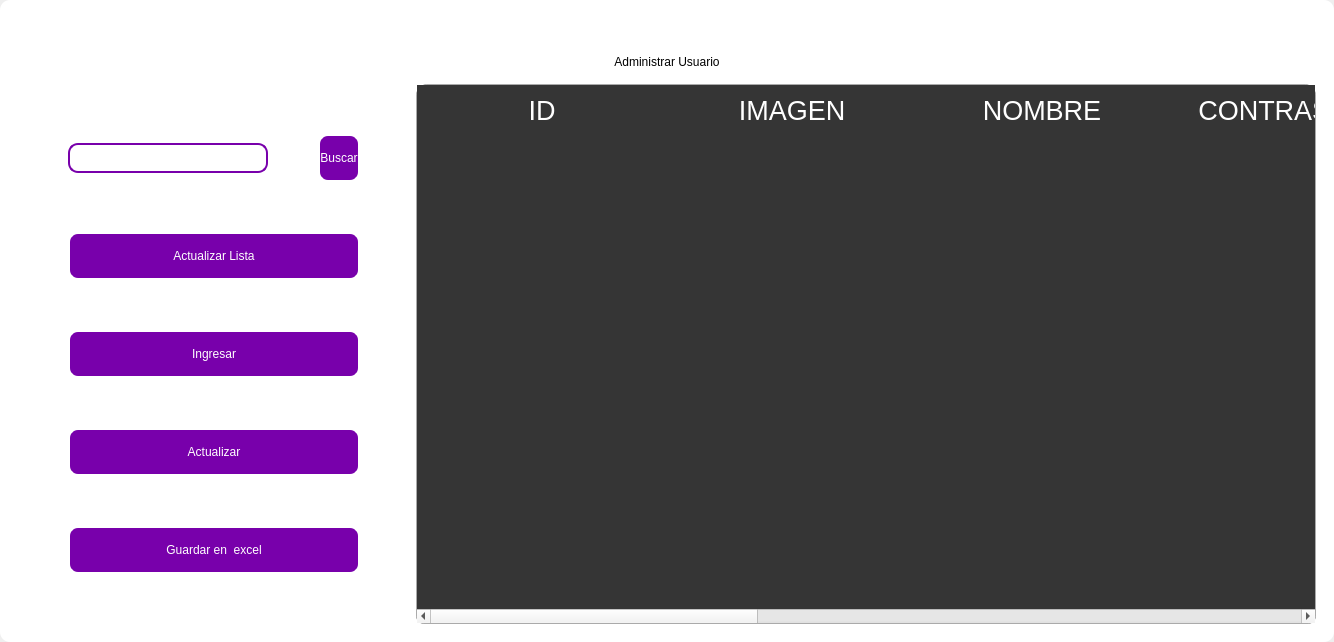
First picture: the form in design/standar/mainuser1.ui, repository codemiguel-dev/ERP-EmprendeSoft-Desktop, before the edit.
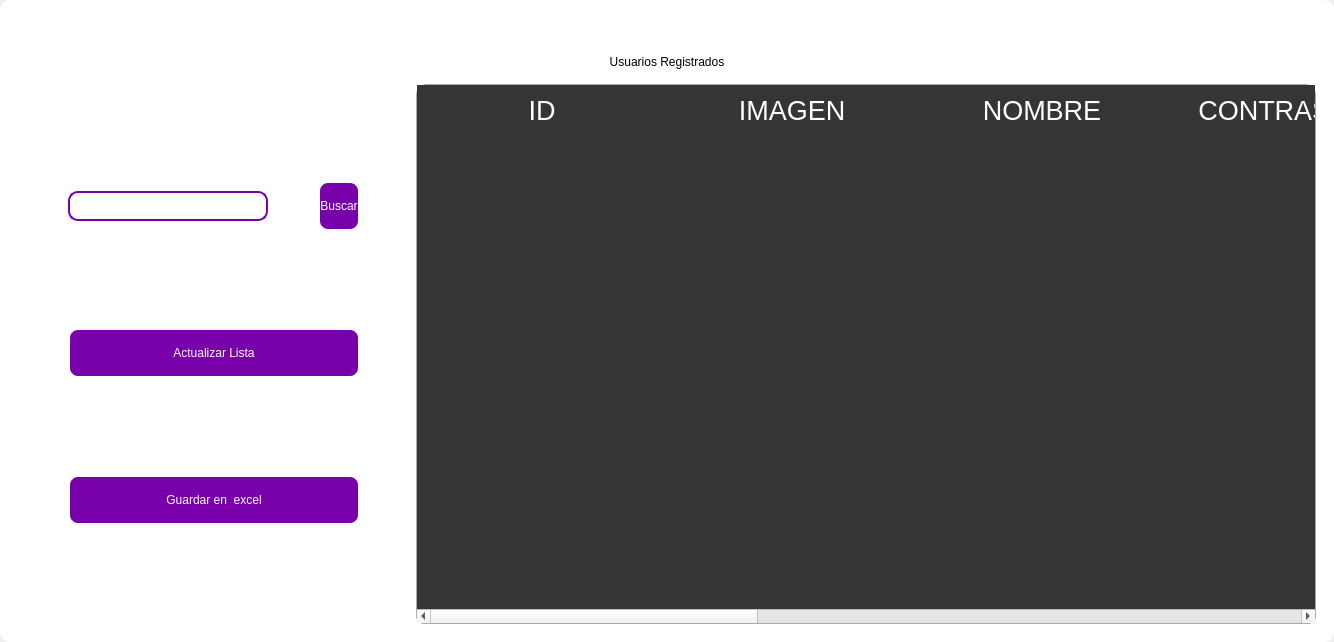
Second picture: the form after the edit. Icons and pictures are not drawn.

The edit to the form file:
```diff
--- a/design/standar/mainuser1.ui
+++ b/design/standar/mainuser1.ui
@@ -294,7 +294,7 @@
 color: rgb(0, 0, 0);</string>
          </property>
          <property name="text">
-          <string>Administrar Usuario</string>
+          <string>Usuarios Registrados</string>
          </property>
          <property name="alignment">
           <set>Qt::AlignCenter</set>
@@ -517,84 +517,6 @@
               </property>
              </widget>
             </item>
-            <item>
-             <widget class="QPushButton" name="btn_add">
-              <property name="maximumSize">
-               <size>
-                <width>300</width>
-                <height>50</height>
-               </size>
-              </property>
-              <property name="cursor">
-               <cursorShape>PointingHandCursor</cursorShape>
-              </property>
-              <property name="styleSheet">
-               <string notr="true">QPushButton{
-border-radius:10px; 
-font: 12pt &quot;Arial&quot;;
-color: rgb(255, 255, 254);
-border: 2px solid #ffffff;
-	background-color: rgb(120, 0, 171);
-}
-
-QPushButton:hover{
-border-radius:10px; 
-font: 12pt &quot;Arial&quot;;
-color: rgb(255, 255, 255);
-border: 2px solid rgb(120, 0, 171);
-	background-color: rgb(120, 0, 171);
-}</string>
-              </property>
-              <property name="text">
-               <string>Ingresar</string>
-              </property>
-              <property name="iconSize">
-               <size>
-                <width>35</width>
-                <height>35</height>
-               </size>
-              </property>
-             </widget>
-            </item>
-            <item>
-             <widget class="QPushButton" name="btn_update">
-              <property name="maximumSize">
-               <size>
-                <width>300</width>
-                <height>50</height>
-               </size>
-              </property>
-              <property name="cursor">
-               <cursorShape>PointingHandCursor</cursorShape>
-              </property>
-              <property name="styleSheet">
-               <string notr="true">QPushButton{
-border-radius:10px; 
-font: 12pt &quot;Arial&quot;;
-color: rgb(255, 255, 254);
-border: 2px solid #ffffff;
-	background-color: rgb(120, 0, 171);
-}
-
-QPushButton:hover{
-border-radius:10px; 
-font: 12pt &quot;Arial&quot;;
-color: rgb(255, 255, 255);
-border: 2px solid rgb(120, 0, 171);
-	background-color: rgb(120, 0, 171);
-}</string>
-              </property>
-              <property name="text">
-               <string>Actualizar</string>
-              </property>
-              <property name="iconSize">
-               <size>
-                <width>35</width>
-                <height>35</height>
-               </size>
-              </property>
-             </widget>
-            </item>
             <item>
              <widget class="QPushButton" name="btn_excel">
               <property name="minimumSize">
```
